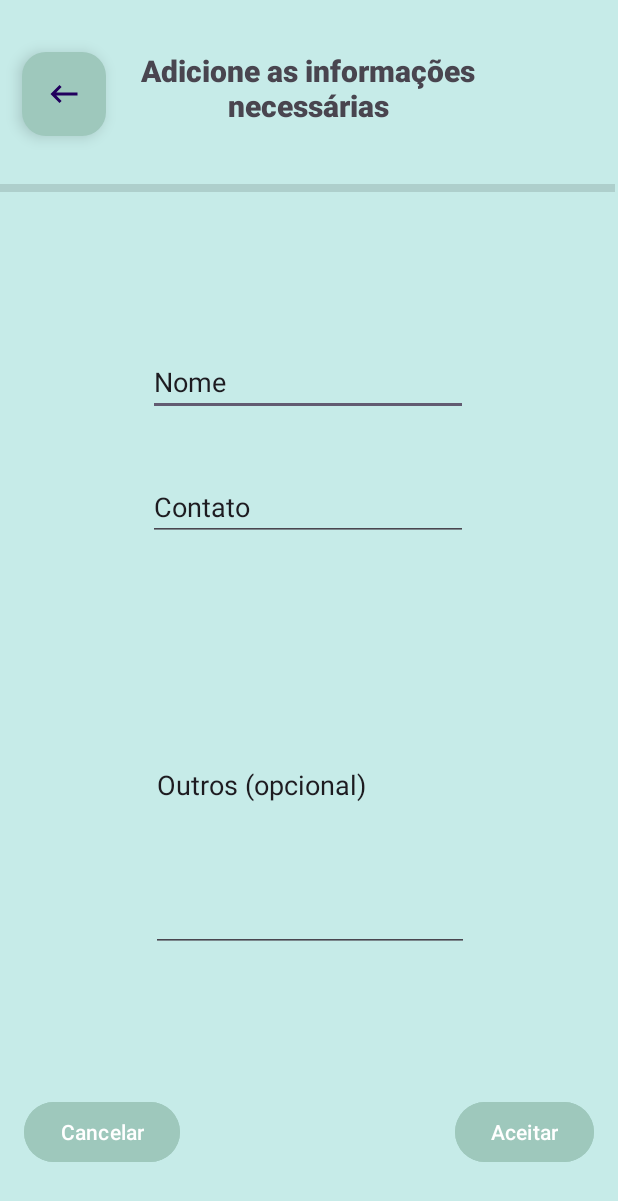
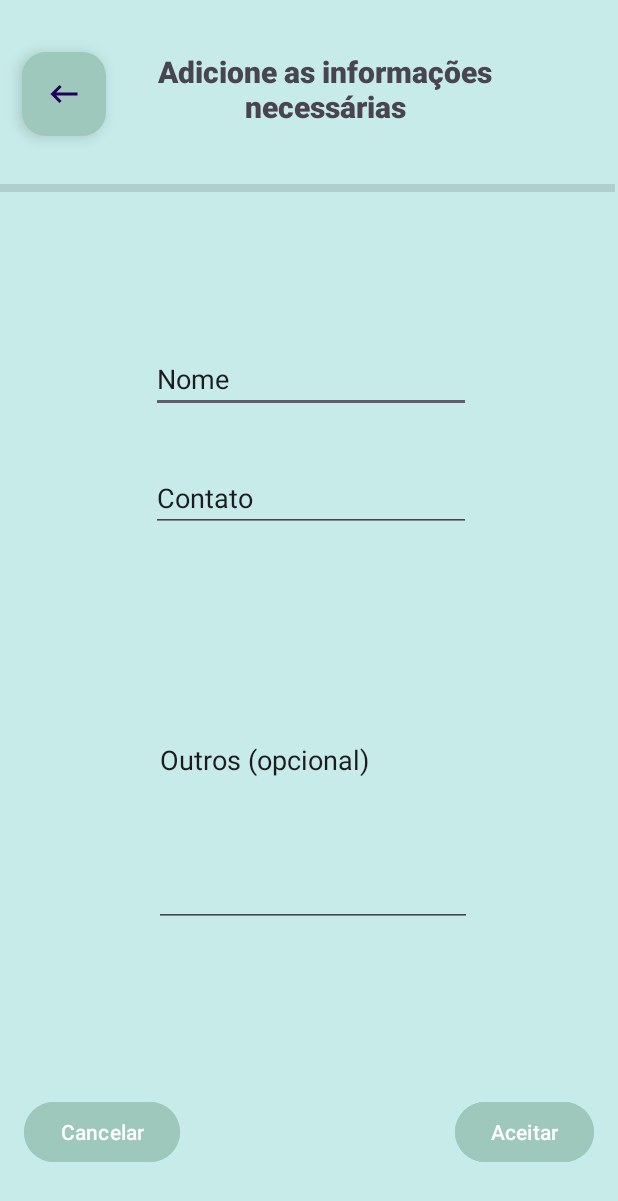
Before and after one commit to AlvesLuis0/pagou, an Android app: the layout activity_list_add_people.xml on its own in the app's theme, with its tools: preview values and no code run, on a phone screen of 412 x 824 dp. Shown: the top 1201 px of the screen. Run offline under Robolectric (Android 15) with nearby library versions, the phone set to English and light mode, and no system bars.

Commit message:
Ajuste
me senti incomodado com o alinhamento :tongue:

```diff
--- a/app/src/main/res/layout/activity_list_add_people.xml
+++ b/app/src/main/res/layout/activity_list_add_people.xml
@@ -23,18 +23,18 @@
 
     <TextView
         android:id="@+id/infoPeople"
-        android:layout_width="268dp"
-        android:layout_height="62dp"
+        android:layout_width="275dp"
+        android:layout_height="67dp"
         android:fontFamily="sans-serif-black"
         android:text="Adicione as informações necessárias"
         android:textAlignment="center"
         android:textSize="20sp"
         app:layout_constraintBottom_toBottomOf="parent"
         app:layout_constraintEnd_toEndOf="parent"
-        app:layout_constraintHorizontal_bias="0.496"
+        app:layout_constraintHorizontal_bias="0.58"
         app:layout_constraintStart_toStartOf="parent"
         app:layout_constraintTop_toTopOf="parent"
-        app:layout_constraintVertical_bias="0.044" />
+        app:layout_constraintVertical_bias="0.045" />
 
     <EditText
         android:id="@+id/addName"
@@ -45,10 +45,10 @@
         android:text="Nome"
         app:layout_constraintBottom_toBottomOf="parent"
         app:layout_constraintEnd_toEndOf="parent"
-        app:layout_constraintHorizontal_bias="0.497"
+        app:layout_constraintHorizontal_bias="0.507"
         app:layout_constraintStart_toStartOf="parent"
         app:layout_constraintTop_toTopOf="parent"
-        app:layout_constraintVertical_bias="0.298" />
+        app:layout_constraintVertical_bias="0.295" />
 
     <EditText
         android:id="@+id/addContact"
@@ -59,10 +59,10 @@
         android:text="Contato"
         app:layout_constraintBottom_toBottomOf="parent"
         app:layout_constraintEnd_toEndOf="parent"
-        app:layout_constraintHorizontal_bias="0.497"
+        app:layout_constraintHorizontal_bias="0.507"
         app:layout_constraintStart_toStartOf="parent"
         app:layout_constraintTop_toTopOf="parent"
-        app:layout_constraintVertical_bias="0.405" />
+        app:layout_constraintVertical_bias="0.397" />
 
     <Button
         android:id="@+id/cancel"
@@ -104,10 +104,10 @@
         android:textAlignment="textStart"
         app:layout_constraintBottom_toBottomOf="parent"
         app:layout_constraintEnd_toEndOf="parent"
-        app:layout_constraintHorizontal_bias="0.502"
+        app:layout_constraintHorizontal_bias="0.512"
         app:layout_constraintStart_toStartOf="parent"
         app:layout_constraintTop_toTopOf="parent"
-        app:layout_constraintVertical_bias="0.685" />
+        app:layout_constraintVertical_bias="0.658" />
 
     <View
         android:id="@+id/divider"
```
